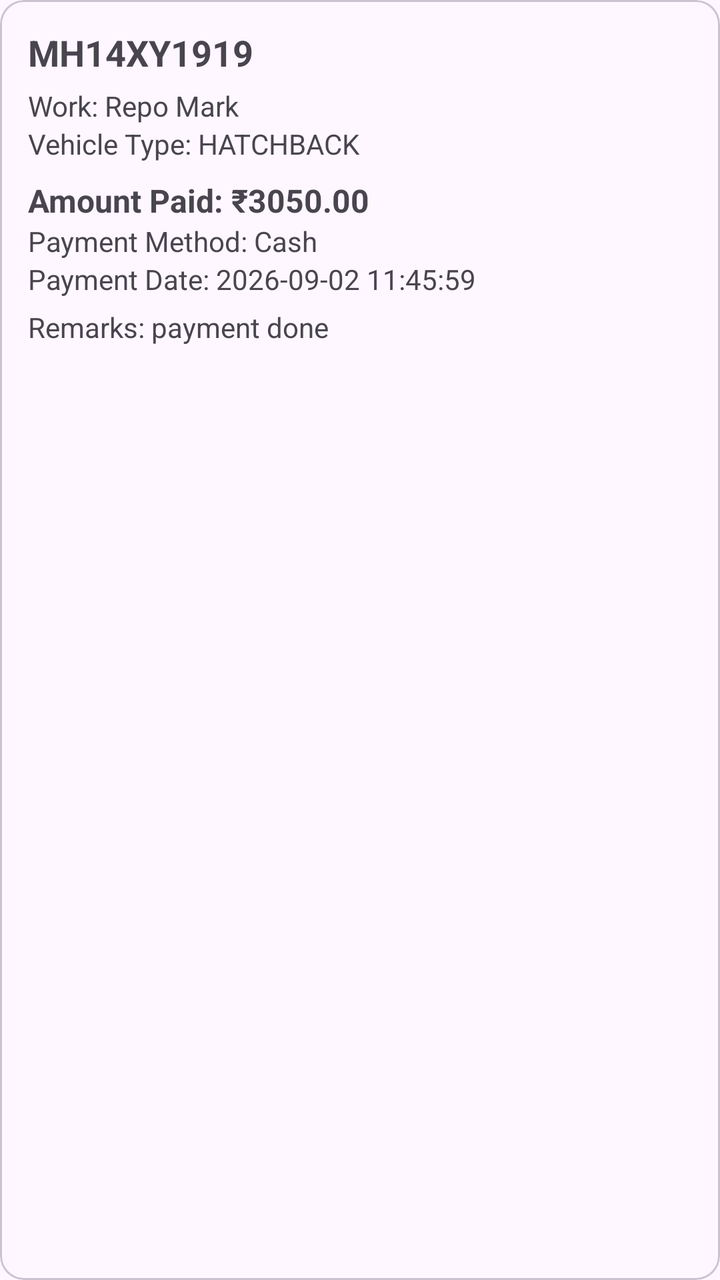
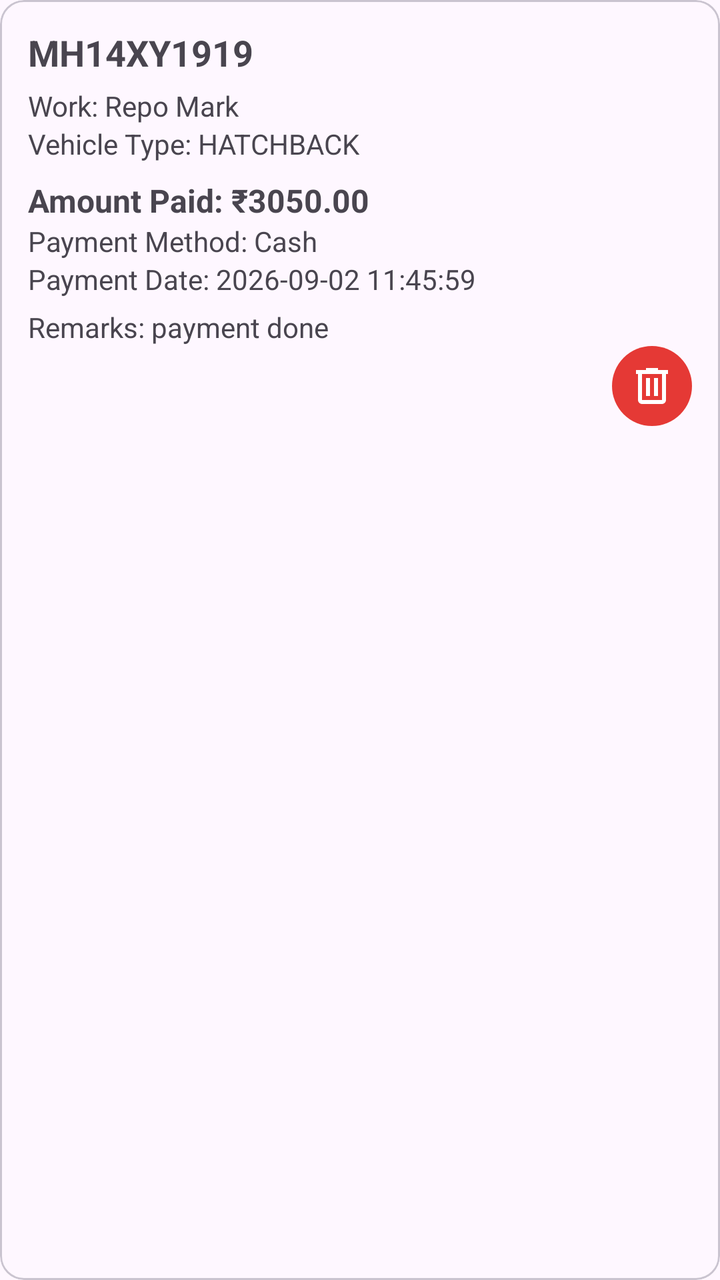

Compare the two renders of this Android layout. The source of the first and the diff that turns it into the second are given below.
<!-- AndroidManifest.xml: application theme Theme.RepoMaster -->
<!-- res/layout/item_payment_history1.xml -->
<?xml version="1.0" encoding="utf-8"?>
<com.google.android.material.card.MaterialCardView
    xmlns:android="http://schemas.android.com/apk/res/android"
    android:layout_width="match_parent"
    android:layout_height="wrap_content"
    android:layout_margin="6dp">

    <LinearLayout
        android:layout_width="match_parent"
        android:layout_height="wrap_content"
        android:orientation="vertical"
        android:padding="14dp">

        <TextView
            android:id="@+id/txtVehicleNumber"
            android:layout_width="match_parent"
            android:layout_height="wrap_content"
            android:text="MH14XY1919"
            android:textSize="18sp"
            android:textStyle="bold" />

        <TextView
            android:id="@+id/txtWorkType"
            android:layout_width="match_parent"
            android:layout_height="wrap_content"
            android:layout_marginTop="5dp"
            android:text="Work: Repo Mark" />

        <TextView
            android:id="@+id/txtVehicleType"
            android:layout_width="match_parent"
            android:layout_height="wrap_content"
            android:text="Vehicle Type: HATCHBACK" />

        <TextView
            android:id="@+id/txtAmount"
            android:layout_width="match_parent"
            android:layout_height="wrap_content"
            android:layout_marginTop="8dp"
            android:text="Amount Paid: ₹3050.00"
            android:textSize="16sp"
            android:textStyle="bold" />

        <TextView
            android:id="@+id/txtPaymentMethod"
            android:layout_width="match_parent"
            android:layout_height="wrap_content"
            android:text="Payment Method: Cash" />

        <TextView
            android:id="@+id/txtPaymentDate"
            android:layout_width="match_parent"
            android:layout_height="wrap_content"
            android:text="Payment Date: 2026-09-02 11:45:59" />

        <TextView
            android:id="@+id/txtRemarks"
            android:layout_width="match_parent"
            android:layout_height="wrap_content"
            android:layout_marginTop="5dp"
            android:text="Remarks: payment done" />

    </LinearLayout>

</com.google.android.material.card.MaterialCardView>
<!-- resources referenced by this layout -->
<resources>
  <style name="Theme.RepoMaster" parent="Base.Theme.RepoMaster" />
  <style name="Base.Theme.RepoMaster" parent="Theme.Material3.DayNight.NoActionBar">
          
          
      </style>
</resources>

<!-- the commit's change to res/layout/item_payment_history1.xml (unified diff, before → after) -->
@@ -1,8 +1,8 @@
 <?xml version="1.0" encoding="utf-8"?>
-<com.google.android.material.card.MaterialCardView
-    xmlns:android="http://schemas.android.com/apk/res/android"
+<com.google.android.material.card.MaterialCardView xmlns:android="http://schemas.android.com/apk/res/android"
     android:layout_width="match_parent"
     android:layout_height="wrap_content"
+    xmlns:app="http://schemas.android.com/apk/res-auto"
     android:layout_margin="6dp">
 
     <LinearLayout
@@ -59,6 +59,16 @@
             android:layout_height="wrap_content"
             android:layout_marginTop="5dp"
             android:text="Remarks: payment done" />
+        <ImageButton
+            android:id="@+id/btnDelete"
+            android:layout_width="40dp"
+            android:layout_height="40dp"
+            android:layout_marginStart="8dp"
+            android:background="@drawable/bg_red_circle"
+            android:src="@drawable/outline_delete_24"
+            android:contentDescription="Delete"
+            android:layout_gravity="end"
+            app:tint="@android:color/white" />
 
     </LinearLayout>
 
<!-- resource entries referenced after the edit -->
@@ -1,5 +1,15 @@
 <!-- resources referenced by this layout -->
 <resources>
+  <!-- drawable bg_red_circle (drawable) -->
+  <shape xmlns:android="http://schemas.android.com/apk/res/android" android:shape="oval">
+      <solid android:color="#E53935"/>
+  </shape>
+  <!-- drawable outline_delete_24 (drawable) -->
+  <vector xmlns:android="http://schemas.android.com/apk/res/android" android:height="24dp" android:tint="#E53935" android:viewportHeight="960" android:viewportWidth="960" android:width="24dp">
+        
+      <path android:fillColor="@android:color/white" android:pathData="M280,840Q247,840 223.5,816.5Q200,793 200,760L200,240L160,240L160,160L360,160L360,120L600,120L600,160L800,160L800,240L760,240L760,760Q760,793 736.5,816.5Q713,840 680,840L280,840ZM680,240L280,240L280,760Q280,760 280,760Q280,760 280,760L680,760Q680,760 680,760Q680,760 680,760L680,240ZM360,680L440,680L440,320L360,320L360,680ZM520,680L600,680L600,320L520,320L520,680ZM280,240L280,240L280,760Q280,760 280,760Q280,760 280,760L280,760Q280,760 280,760Q280,760 280,760L280,240Z"/>
+      
+  </vector>
   <style name="Theme.RepoMaster" parent="Base.Theme.RepoMaster" />
   <style name="Base.Theme.RepoMaster" parent="Theme.Material3.DayNight.NoActionBar">
           
